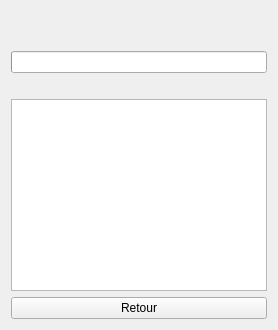
Qt form WifiTransferWidget.ui (Eliasgnd/Eau-couper_by_AE) before a commit.
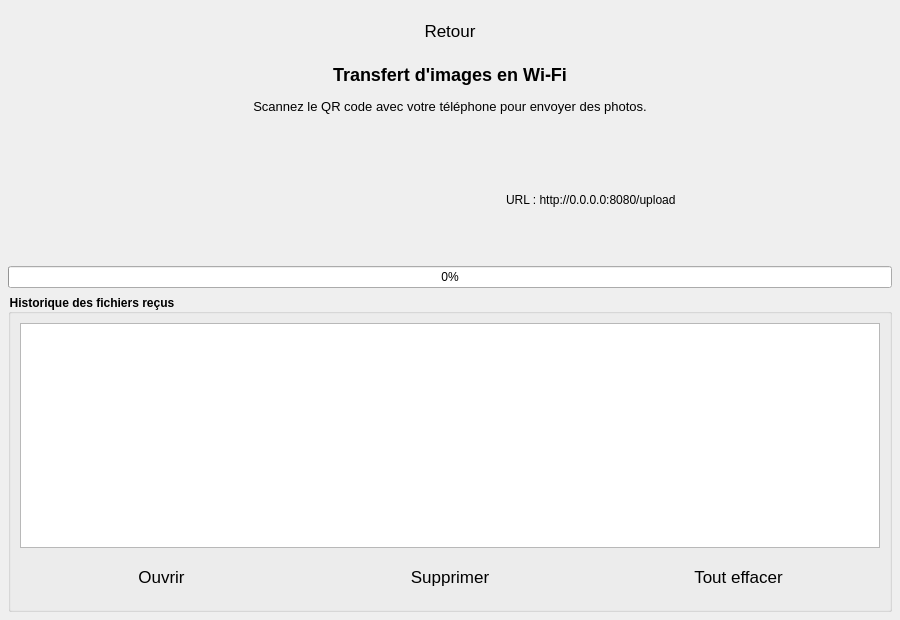
The same form after that commit.

Patch:
```diff
--- a/WifiTransferWidget.ui
+++ b/WifiTransferWidget.ui
@@ -2,24 +2,166 @@
 <ui version="4.0">
  <class>WifiTransferWidget</class>
  <widget class="QWidget" name="WifiTransferWidget">
+  <property name="geometry">
+   <rect>
+    <x>0</x>
+    <y>0</y>
+    <width>900</width>
+    <height>620</height>
+   </rect>
+  </property>
   <property name="windowTitle">
    <string>Transfert Wi-Fi</string>
   </property>
-  <layout class="QVBoxLayout" name="verticalLayout">
+  <property name="styleSheet">
+   <string>
+QPushButton{
+    font-size:13pt;
+    padding:6px 14px;
+    min-height:34px;
+    border-radius:10px;
+}
+QPushButton:pressed{transform:scale(0.98);}
+QGroupBox{font-weight:bold;}
+   </string>
+  </property>
+  <layout class="QVBoxLayout" name="mainLayout">
+   <property name="spacing">
+    <number>6</number>
+   </property>
+   <property name="leftMargin">
+    <number>8</number>
+   </property>
+   <property name="topMargin">
+    <number>8</number>
+   </property>
+   <property name="rightMargin">
+    <number>8</number>
+   </property>
+   <property name="bottomMargin">
+    <number>8</number>
+   </property>
    <item>
-    <widget class="QLabel" name="qrLabel">
-     <property name="alignment">
-      <set>Qt::AlignCenter</set>
+    <widget class="QPushButton" name="backButton">
+     <property name="text">
+      <string>Retour</string>
      </property>
     </widget>
    </item>
+   <item>
+    <layout class="QHBoxLayout" name="topBar">
+     <item>
+      <widget class="QLabel" name="titleLabel">
+       <property name="minimumSize">
+        <size>
+         <width>600</width>
+         <height>0</height>
+        </size>
+       </property>
+       <property name="text">
+        <string>&lt;html&gt;&lt;head/&gt;&lt;body&gt;&lt;h2 style=&quot; margin-top:16px; margin-bottom:12px; margin-left:0px; margin-right:0px; -qt-block-indent:0; text-indent:0px;&quot;&gt;&lt;span style=&quot; font-size:x-large; font-weight:700;&quot;&gt;Transfert d'images en Wi‑Fi&lt;/span&gt;&lt;/h2&gt;&lt;p&gt;&lt;span style=&quot; font-size:10pt;&quot;&gt;Scannez le QR code avec votre téléphone pour envoyer des photos.&lt;/span&gt;&lt;/p&gt;&lt;/body&gt;&lt;/html&gt;</string>
+       </property>
+       <property name="alignment">
+        <set>Qt::AlignmentFlag::AlignCenter</set>
+       </property>
+       <property name="wordWrap">
+        <bool>true</bool>
+       </property>
+      </widget>
+     </item>
+    </layout>
+   </item>
    <item>
     <widget class="QLabel" name="statusLabel">
+     <property name="text">
+      <string/>
+     </property>
      <property name="alignment">
       <set>Qt::AlignCenter</set>
      </property>
     </widget>
    </item>
+   <item>
+    <layout class="QHBoxLayout" name="qrLayout">
+     <item>
+      <spacer name="horizontalSpacer_2">
+       <property name="orientation">
+        <enum>Qt::Orientation::Horizontal</enum>
+       </property>
+       <property name="sizeHint" stdset="0">
+        <size>
+         <width>40</width>
+         <height>20</height>
+        </size>
+       </property>
+      </spacer>
+     </item>
+     <item>
+      <widget class="QLabel" name="qrLabel">
+       <property name="minimumSize">
+        <size>
+         <width>120</width>
+         <height>120</height>
+        </size>
+       </property>
+       <property name="maximumSize">
+        <size>
+         <width>180</width>
+         <height>180</height>
+        </size>
+       </property>
+       <property name="alignment">
+        <set>Qt::AlignmentFlag::AlignCenter</set>
+       </property>
+      </widget>
+     </item>
+     <item>
+      <spacer name="horizontalSpacer">
+       <property name="orientation">
+        <enum>Qt::Orientation::Horizontal</enum>
+       </property>
+       <property name="sizeHint" stdset="0">
+        <size>
+         <width>40</width>
+         <height>20</height>
+        </size>
+       </property>
+      </spacer>
+     </item>
+     <item>
+      <widget class="QLabel" name="urlLabel">
+       <property name="minimumSize">
+        <size>
+         <width>200</width>
+         <height>0</height>
+        </size>
+       </property>
+       <property name="text">
+        <string>URL : http://0.0.0.0:8080/upload</string>
+       </property>
+       <property name="wordWrap">
+        <bool>true</bool>
+       </property>
+       <property name="textInteractionFlags">
+        <set>Qt::TextInteractionFlag::TextSelectableByMouse</set>
+       </property>
+      </widget>
+     </item>
+     <item>
+      <spacer name="horizontalSpacer_3">
+       <property name="orientation">
+        <enum>Qt::Orientation::Horizontal</enum>
+       </property>
+       <property name="sizeHint" stdset="0">
+        <size>
+         <width>40</width>
+         <height>20</height>
+        </size>
+       </property>
+      </spacer>
+     </item>
+    </layout>
+   </item>
    <item>
     <widget class="QProgressBar" name="progressBar">
      <property name="minimum">
@@ -28,23 +170,49 @@
      <property name="maximum">
       <number>100</number>
      </property>
-    </widget>
-   </item>
-   <item>
-    <widget class="QLabel" name="imageLabel">
-     <property name="alignment">
-      <set>Qt::AlignCenter</set>
+     <property name="value">
+      <number>0</number>
      </property>
+     <property name="textVisible">
+      <bool>true</bool>
+     </property>
     </widget>
    </item>
    <item>
-    <widget class="QListWidget" name="historyList"/>
-   </item>
-   <item>
-    <widget class="QPushButton" name="backButton">
-     <property name="text">
-      <string>Retour</string>
+    <widget class="QGroupBox" name="historyGroup">
+     <property name="title">
+      <string>Historique des fichiers reçus</string>
      </property>
+     <layout class="QVBoxLayout" name="historyLayout">
+      <item>
+       <widget class="QListWidget" name="historyList"/>
+      </item>
+      <item>
+       <layout class="QHBoxLayout" name="historyButtonsLayout">
+        <item>
+         <widget class="QPushButton" name="openSelectedButton">
+          <property name="text">
+           <string>Ouvrir</string>
+          </property>
+         </widget>
+        </item>
+        <item>
+         <widget class="QPushButton" name="deleteSelectedButton">
+          <property name="text">
+           <string>Supprimer</string>
+          </property>
+         </widget>
+        </item>
+        <item>
+         <widget class="QPushButton" name="clearAllButton">
+          <property name="text">
+           <string>Tout effacer</string>
+          </property>
+         </widget>
+        </item>
+       </layout>
+      </item>
+     </layout>
     </widget>
    </item>
   </layout>
```
Left out of the diff: 5 changed lines with no effect on the pictures.
